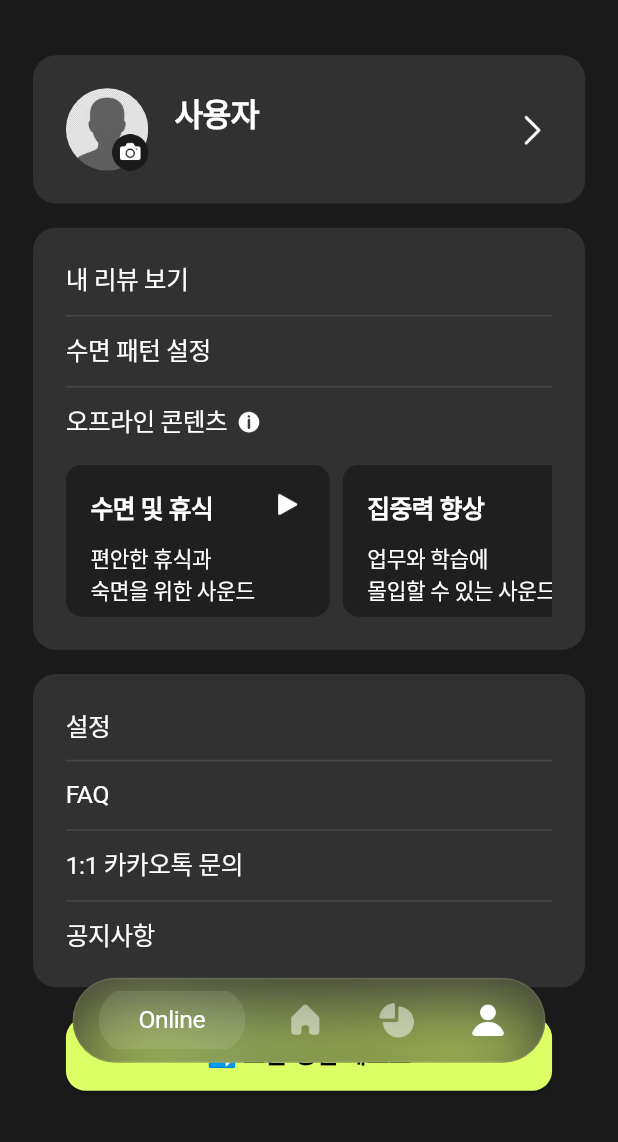
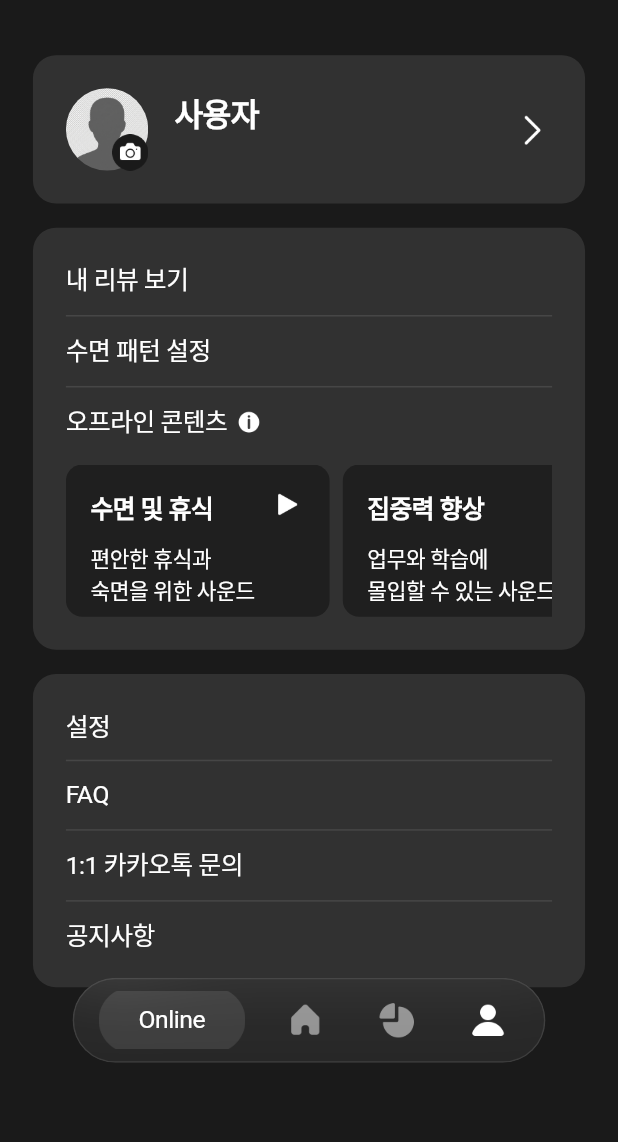
Before and after one commit to BIMO-2025/BIMO-FE, a Flutter app: the screen it shows after launch, item 4 of the bottom bar chosen, on a phone screen of 412 x 824 dp, the part 94-1236 px from its top. Run offline on Flutter 3.47's test engine with Material 3 defaults, Android fonts, the phone set to English and light mode, and no system bars; our stand-ins replace camera, dio, firebase_auth, firebase_core, flutter_secure_storage, flutter_svg and 4 more; missing offline and left inert: kakao_flutter_sdk_user; accounts and stored records are empty; network calls fail; Roboto replaces fonts that are missing (Pretendard).

Commit message:
chore: 테스트 버튼 제거 및 토큰 저장 로그 추가
- 마이 페이지 토큰 갱신 테스트 버튼 제거
- 로그인 시 토큰 저장 확인 로그 추가

```diff
--- a/lib/features/auth/data/repositories/auth_repository_impl.dart
+++ b/lib/features/auth/data/repositories/auth_repository_impl.dart
@@ -36,9 +36,13 @@ class AuthRepositoryImpl implements AuthRepository {
       // 토큰 저장
       if (accessToken != null) {
         await _tokenStorage.saveAccessToken(accessToken);
+        print('✅ Access Token 저장 완료');
       }
       if (refreshToken != null) {
         await _tokenStorage.saveRefreshToken(refreshToken);
+        print('✅ Refresh Token 저장 완료: ${refreshToken.substring(0, 20)}...');
+      } else {
+        print('⚠️ Refresh Token이 응답에 없습니다!');
       }
 
       return AuthResult(
--- a/lib/features/my/presentation/pages/my_page.dart
+++ b/lib/features/my/presentation/pages/my_page.dart
@@ -16,7 +16,6 @@ import 'faq_page.dart';
 import 'announcement_page.dart';
 import 'my_reviews_page.dart';
 import 'sleep_pattern_page.dart';
-import '../../../../test_token_refresh.dart';
 
 /// 마이 페이지 (탭 컨텐츠)
 class MyPage extends StatefulWidget {
@@ -307,39 +306,6 @@ class _MyPageState extends State<MyPage> {
               ],
             ),
 
-            SizedBox(height: context.h(20)),
-
-            // 토큰 갱신 테스트 버튼 (개발용)
-            Padding(
-              padding: EdgeInsets.symmetric(horizontal: context.w(20)),
-              child: ElevatedButton(
-                onPressed: () {
-                  Navigator.push(
-                    context,
-                    MaterialPageRoute(
-                      builder: (context) => const TestTokenRefreshPage(),
-                    ),
-                  );
-                },
-                style: ElevatedButton.styleFrom(
-                  backgroundColor: AppColors.yellow1,
-                  foregroundColor: Colors.black,
-                  minimumSize: Size(context.w(335), context.h(48)),
-                  shape: RoundedRectangleBorder(
-                    borderRadius: BorderRadius.circular(context.w(12)),
-                  ),
-                ),
-                child: const Text(
-                  '🔄 토큰 갱신 테스트',
-                  style: TextStyle(
-                    fontFamily: 'Pretendard',
-                    fontSize: 16,
-                    fontWeight: FontWeight.w600,
-                  ),
-                ),
-              ),
-            ),
-
             SizedBox(height: context.h(100)), // 탭바 공간 확보
           ],
         ),
```
